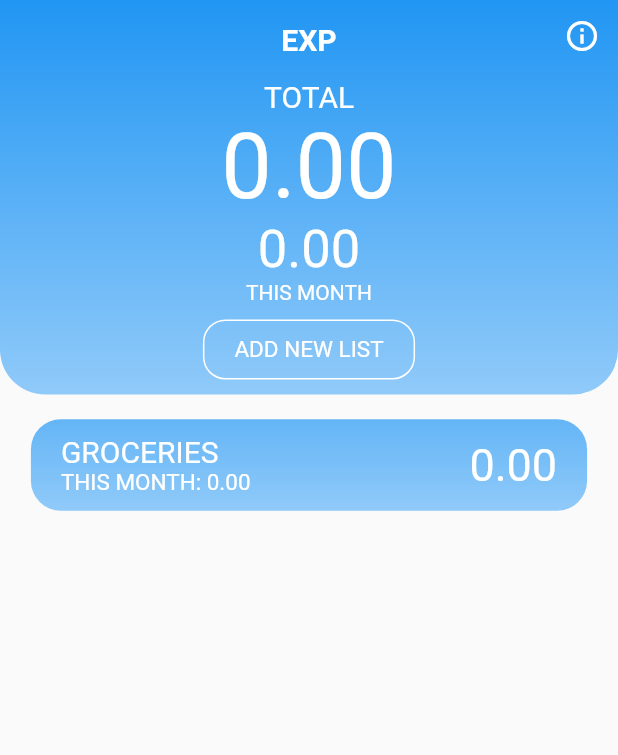
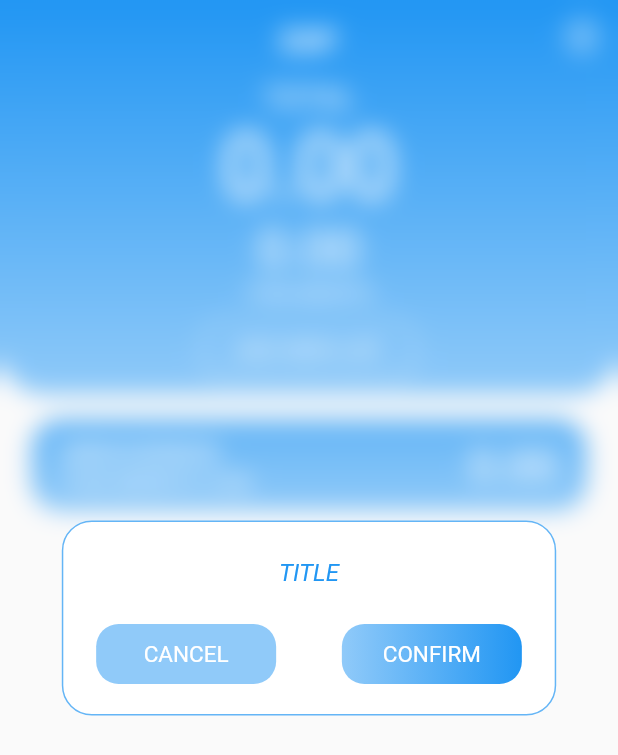
Before and after one commit to rovati/exp-app, a Flutter app: the screen it shows after launch, after a tap on "ADD NEW LIST", on a phone screen of 412 x 824 dp. Shown: the top 755 px of the screen. Run offline on Flutter 3.47's test engine with Material 2 defaults, Android fonts, the phone set to English and light mode, and no system bars; our stand-ins replace package_info, page_transition, shared_preferences.

Commit message:
Add dialog for creating new lists

```diff
--- a/exp_app/lib/screen/home_screen.dart
+++ b/exp_app/lib/screen/home_screen.dart
@@ -1,15 +1,13 @@
+import 'dart:ui';
+
 import 'package:exp/model/home_list.dart';
-import 'package:exp/model/list_info.dart';
-import 'package:exp/screen/expense_screen.dart';
-import 'package:exp/util/constant/strings.dart';
 import 'package:exp/util/constant/text_styles.dart';
 import 'package:exp/widget/home_list_body.dart';
 import 'package:exp/widget/home_list_header.dart';
-import 'package:exp/widget/list_info_tile.dart';
+import 'package:exp/widget/new_list_dialog.dart';
 import 'package:flutter/material.dart';
-import 'package:page_transition/page_transition.dart';
 
-// TODO refactor and comment after alpha release
+/// Home page showing the various lists and a summary of all expense amounts.
 class HomeScreen extends StatefulWidget {
   const HomeScreen({Key? key, required this.title}) : super(key: key);
   final String title;
@@ -19,10 +17,18 @@ class HomeScreen extends StatefulWidget {
 }
 
 class _HomeScreenState extends State<HomeScreen> {
+  final _animationDuration = 200;
+  late double _dialogOpacity;
+  late double _blurIntensity;
+  late bool _isDialogVisible;
+
   @override
   void initState() {
     super.initState();
     HomeList().load();
+    _dialogOpacity = 0.0;
+    _blurIntensity = 0.0;
+    _isDialogVisible = false;
   }
 
   @override
@@ -58,7 +64,7 @@ class _HomeScreenState extends State<HomeScreen> {
                         Padding(
                           padding: const EdgeInsets.symmetric(vertical: 10),
                           child: InkWell(
-                            onTap: () {},
+                            onTap: _onPressedOpenDialog,
                             child: Container(
                               decoration: BoxDecoration(
                                 border: Border.all(color: Colors.white),
@@ -83,8 +89,48 @@ class _HomeScreenState extends State<HomeScreen> {
               ),
             ),
           ),
+          AnimatedOpacity(
+            opacity: _blurIntensity,
+            duration: Duration(milliseconds: _animationDuration),
+            child: BackdropFilter(
+              filter: ImageFilter.blur(
+                sigmaX: 8.0,
+                sigmaY: 8.0,
+              ),
+              child: Visibility(
+                visible: _isDialogVisible,
+                child: AnimatedOpacity(
+                  opacity: _dialogOpacity,
+                  duration: Duration(milliseconds: _animationDuration ~/ 2),
+                  child: Center(
+                    child: NewListDialog(fadeoutCallback: _onTapCloseDialog),
+                  ),
+                ),
+              ),
+            ),
+          ),
         ],
       ),
     );
   }
+
+  void _onPressedOpenDialog() {
+    setState(() {
+      _isDialogVisible = true;
+      _dialogOpacity = 1.0;
+      _blurIntensity = 1.0;
+    });
+  }
+
+  void _onTapCloseDialog() {
+    setState(() {
+      _dialogOpacity = 0.0;
+      _blurIntensity = 0.0;
+    });
+    Future.delayed(Duration(milliseconds: _animationDuration), () {
+      setState(() {
+        _isDialogVisible = false;
+      });
+    });
+  }
 }
--- /dev/null
+++ b/exp_app/lib/widget/new_list_dialog.dart
@@ -0,0 +1,111 @@
+import 'package:exp/model/home_list.dart';
+import 'package:exp/model/list_info.dart';
+import 'package:exp/util/constant/strings.dart';
+import 'package:exp/util/constant/text_styles.dart';
+import 'package:exp/util/id_provider.dart';
+import 'package:flutter/material.dart';
+
+/// Widget for user input when creating new expense lists.
+/// It allows choosing a name for the list.
+class NewListDialog extends StatefulWidget {
+  final void Function() fadeoutCallback;
+  const NewListDialog({Key? key, required this.fadeoutCallback})
+      : super(key: key);
+
+  @override
+  NewListDialogState createState() => NewListDialogState();
+}
+
+class NewListDialogState extends State<NewListDialog> {
+  final TextEditingController _contrTitle = TextEditingController();
+  Gradient blueGr = LinearGradient(
+      colors: [Colors.blue, Colors.blue.shade200],
+      begin: Alignment.centerRight,
+      end: Alignment.centerLeft);
+
+  @override
+  void initState() {
+    super.initState();
+  }
+
+  @override
+  void dispose() {
+    _contrTitle.dispose();
+    super.dispose();
+  }
+
+  @override
+  Widget build(BuildContext context) {
+    return Container(
+      width: MediaQuery.of(context).size.width * 0.8,
+      decoration: BoxDecoration(
+        color: Colors.white,
+        border: Border.all(color: Colors.blue.shade300),
+        borderRadius: BorderRadius.circular(20),
+      ),
+      child: Padding(
+        padding: const EdgeInsets.symmetric(vertical: 10),
+        child: Column(
+          mainAxisAlignment: MainAxisAlignment.center,
+          mainAxisSize: MainAxisSize.min,
+          children: [
+            Container(
+              width: MediaQuery.of(context).size.width * 0.6,
+              child: TextField(
+                controller: _contrTitle,
+                maxLength: 15,
+                style: const TextStyle(color: Colors.blue),
+                textAlign: TextAlign.center,
+                decoration: InputDecoration(
+                  hintText: Strings.nedTitle,
+                  hintStyle: TextStyles.blueI,
+                  border: InputBorder.none,
+                  counterText: '',
+                ),
+              ),
+            ),
+            Padding(
+              padding: const EdgeInsets.symmetric(vertical: 10),
+              child: Row(
+                mainAxisAlignment: MainAxisAlignment.spaceAround,
+                children: [
+                  InkWell(
+                    onTap: widget.fadeoutCallback,
+                    child: Container(
+                      decoration: BoxDecoration(
+                        color: Colors.blue.shade200,
+                        borderRadius: BorderRadius.circular(15),
+                      ),
+                      alignment: Alignment.center,
+                      height: 40,
+                      width: 120,
+                      child: Text(Strings.cancel, style: TextStyles.white15),
+                    ),
+                  ),
+                  InkWell(
+                    onTap: _onTapCreateNewList,
+                    child: Container(
+                      decoration: BoxDecoration(
+                        gradient: blueGr,
+                        borderRadius: BorderRadius.circular(15),
+                      ),
+                      alignment: Alignment.center,
+                      height: 40,
+                      width: 120,
+                      child: Text(Strings.confirm, style: TextStyles.white15),
+                    ),
+                  ),
+                ],
+              ),
+            ),
+          ],
+        ),
+      ),
+    );
+  }
+
+  void _onTapCreateNewList() async {
+    HomeList().add(ListInfo(_contrTitle.text, await IDProvider.getNextId()));
+    widget.fadeoutCallback();
+  }
+}
```
Also changed, not shown: exp_app/lib/screen/expense_screen.dart (+1 -10 lines), exp_app/lib/widget/new_entry_dialog.dart (+6 -8 lines).
